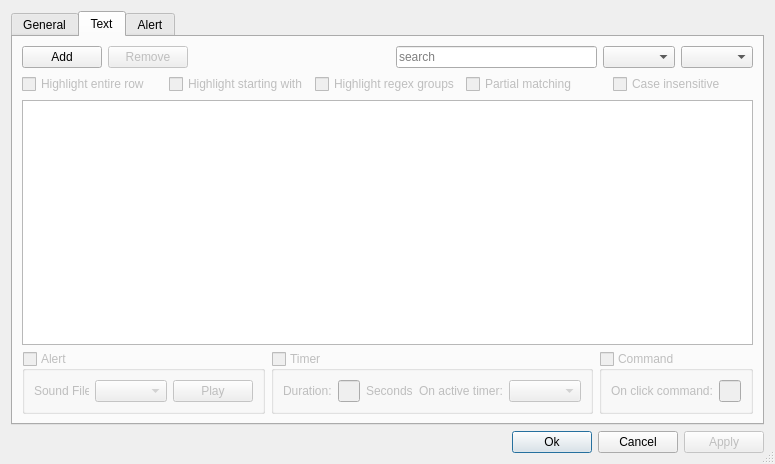
First picture: the form in gui/text/highlight/highlightdialog.ui, repository matoom/frostbite, before the edit.
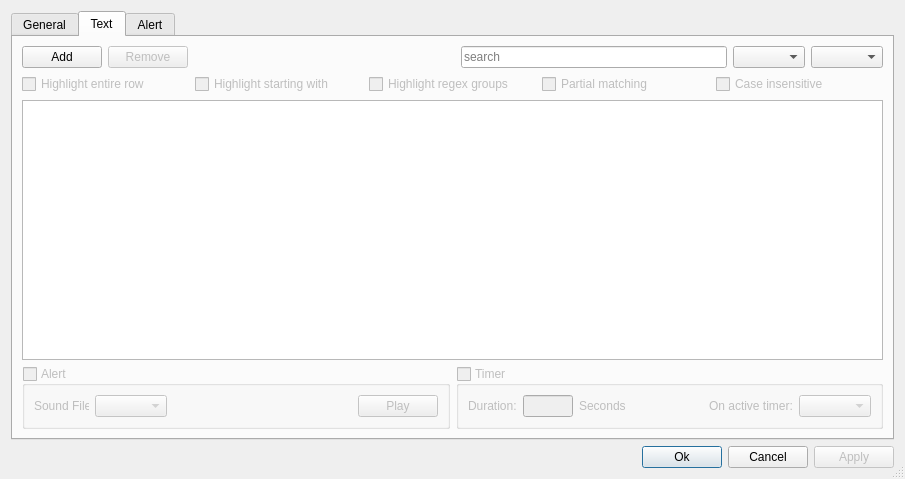
Second picture: the form after the edit. The open tabs and pages were chosen to show the change. Icons and pictures are not drawn.

```diff
--- a/gui/text/highlight/highlightdialog.ui
+++ b/gui/text/highlight/highlightdialog.ui
@@ -6,8 +6,8 @@
    <rect>
     <x>0</x>
     <y>0</y>
-    <width>743</width>
-    <height>464</height>
+    <width>905</width>
+    <height>479</height>
    </rect>
   </property>
   <property name="windowTitle">
@@ -648,51 +648,6 @@
              </layout>
             </widget>
            </item>
-           <item>
-            <widget class="QGroupBox" name="tCommandGroup">
-             <property name="enabled">
-              <bool>false</bool>
-             </property>
-             <property name="minimumSize">
-              <size>
-               <width>0</width>
-               <height>0</height>
-              </size>
-             </property>
-             <property name="title">
-              <string>Command</string>
-             </property>
-             <property name="checkable">
-              <bool>true</bool>
-             </property>
-             <property name="checked">
-              <bool>false</bool>
-             </property>
-             <layout class="QHBoxLayout" name="horizontalLayout_101">
-              <item>
-               <layout class="QHBoxLayout" name="horizontalLayout_71">
-                <item>
-                 <widget class="QLabel" name="onClickLabel">
-                  <property name="text">
-                   <string>On click command:</string>
-                  </property>
-                 </widget>
-                </item>
-                <item>
-                 <widget class="QLineEdit" name="tOnClickCommand">
-                  <property name="maximumSize">
-                   <size>
-                    <width>200</width>
-                    <height>16777215</height>
-                   </size>
-                  </property>
-                 </widget>
-                </item>
-               </layout>
-              </item>
-             </layout>
-            </widget>
-           </item>
           </layout>
          </item>
         </layout>
```
